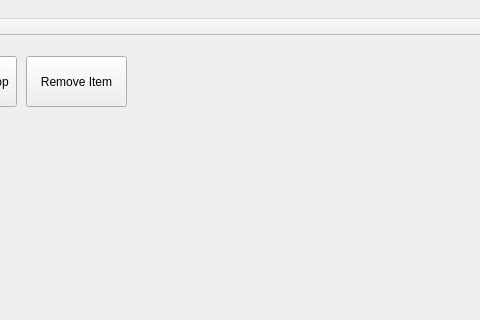
The window that mainwindow.ui (mehdirhm/advanceprogramingproject) describes before a commit, drawn with Qt 5; both pictures show x 314 to 794 and y 0 to 320 of the 794 by 539 pixel window.
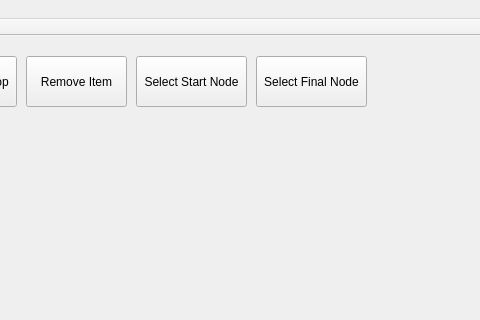
The same window after the commit. Custom widgets are drawn as their Qt base class.

Commit message: work on the select node and input

The edit to the form file:
```diff
--- a/mainwindow.ui
+++ b/mainwindow.ui
@@ -76,6 +76,32 @@
      <string>Remove Item</string>
     </property>
    </widget>
+   <widget class="QPushButton" name="pushButton_6">
+    <property name="geometry">
+     <rect>
+      <x>450</x>
+      <y>20</y>
+      <width>111</width>
+      <height>51</height>
+     </rect>
+    </property>
+    <property name="text">
+     <string>Select Start Node</string>
+    </property>
+   </widget>
+   <widget class="QPushButton" name="pushButton_5">
+    <property name="geometry">
+     <rect>
+      <x>570</x>
+      <y>20</y>
+      <width>111</width>
+      <height>51</height>
+     </rect>
+    </property>
+    <property name="text">
+     <string>Select Final Node</string>
+    </property>
+   </widget>
   </widget>
   <widget class="QMenuBar" name="menuBar">
    <property name="geometry">
```
Left out of the diff: 1 changed line with no effect on the pictures. The commit also changes 14 other files.
